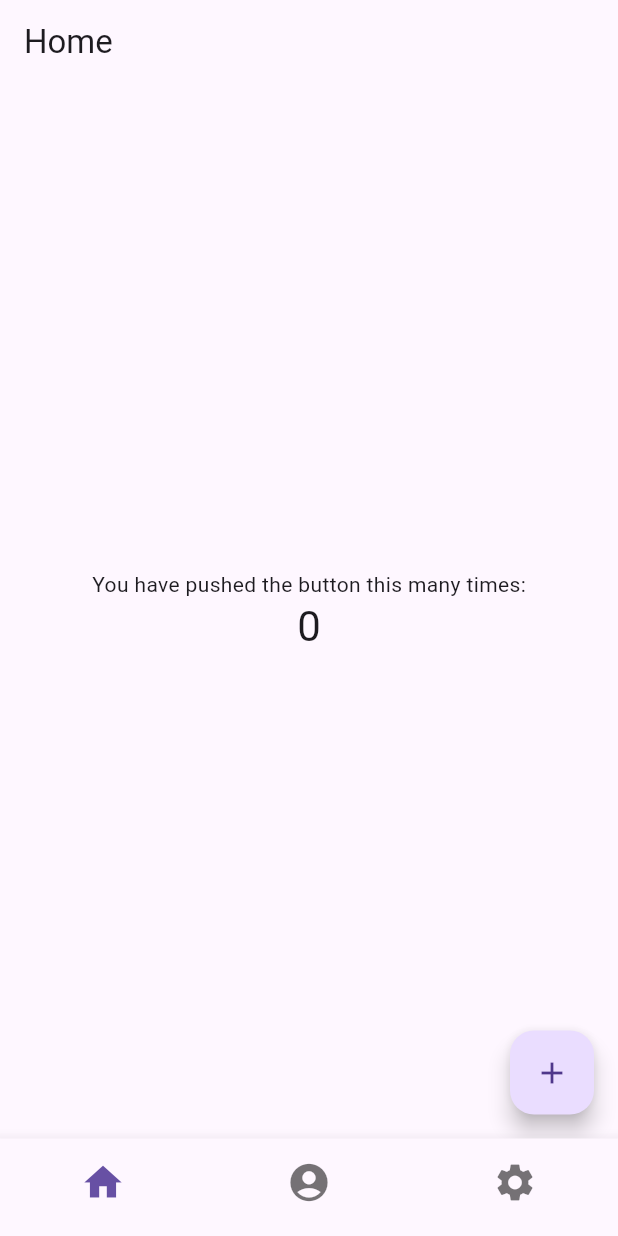
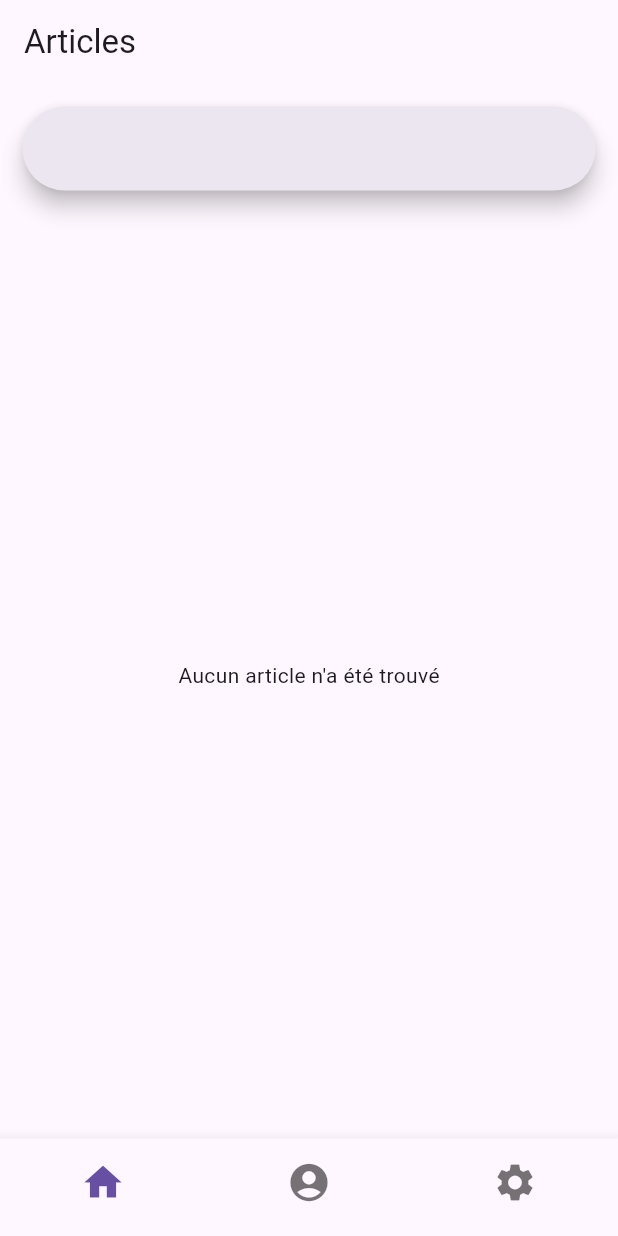
Before and after one commit to sturquier/thoth, a Flutter app: the screen it shows after launch, on a phone screen of 412 x 824 dp. Run offline on Flutter 3.47's test engine with Material 2 defaults, Android fonts, the light colour scheme and no system bars; our stand-ins replace firebase_core, firebase_database, go_router; accounts and stored records are empty; generated files the repository leaves out were written again.

Commit message:
Fetch articles & add basic list rendering

```diff
--- /dev/null
+++ b/lib/config/database.dart
@@ -0,0 +1,6 @@
+import 'package:firebase_database/firebase_database.dart';
+
+final DatabaseReference _databaseReference = FirebaseDatabase.instance.ref();
+
+final DatabaseReference articlesReference =
+    _databaseReference.child('articles');
--- a/lib/screens/home/home.dart
+++ b/lib/screens/home/home.dart
@@ -1,4 +1,7 @@
 import 'package:flutter/material.dart';
+import 'package:thoth/models/article.dart';
+import 'package:thoth/services/articles.dart';
+import 'package:thoth/widgets/input/input.dart';
 
 class HomeScreen extends StatefulWidget {
   const HomeScreen({super.key});
@@ -8,38 +11,64 @@ class HomeScreen extends StatefulWidget {
 }
 
 class _HomeScreenState extends State<HomeScreen> {
-  int _counter = 0;
+  late Future<List<Article>> _articles;
+  String _search = '';
 
-  void _incrementCounter() {
-    setState(() {
-      _counter++;
-    });
+  @override
+  void initState() {
+    super.initState();
+    _articles = fetchArticles();
+  }
+
+  List<Article> _filteredArticles(List<Article> articles) {
+    return articles
+        .where((Article article) =>
+            article.title.toLowerCase().contains(_search.toLowerCase()))
+        .toList();
   }
 
   @override
   Widget build(BuildContext context) {
     return Scaffold(
-      appBar: AppBar(
-        title: const Text('Home'),
-      ),
-      body: Center(
-        child: Column(
-          mainAxisAlignment: MainAxisAlignment.center,
-          children: <Widget>[
-            const Text(
-              'You have pushed the button this many times:',
+      appBar: AppBar(title: const Text('Articles')),
+      body: Column(
+        children: [
+          Padding(
+            padding: const EdgeInsets.all(15.0),
+            child: InputSearchWidget(
+                onChangedCallback: (String? value) =>
+                    setState(() => _search = value!)),
+          ),
+          Expanded(
+            child: FutureBuilder<List<Article>>(
+              future: _articles,
+              builder: (BuildContext context,
+                  AsyncSnapshot<List<Article>> snapshot) {
+                if (snapshot.connectionState == ConnectionState.waiting) {
+                  return const Center(child: CircularProgressIndicator());
+                } else if (!snapshot.hasData || snapshot.data!.isEmpty) {
+                  // TODO : handle when no article in DB
+                  return const Center(
+                      child: Text("Aucun article n'a été trouvé"));
+                } else {
+                  // TODO : handle when no article when searching
+                  return ListView.builder(
+                    padding: const EdgeInsets.symmetric(horizontal: 15),
+                    itemCount: _filteredArticles(snapshot.data!).length,
+                    itemBuilder: (BuildContext context, int index) {
+                      return Card(
+                        child: Center(
+                          child: Text(
+                              _filteredArticles(snapshot.data!)[index].title),
+                        ),
+                      );
+                    },
+                  );
+                }
+              },
             ),
-            Text(
-              '$_counter',
-              style: Theme.of(context).textTheme.headlineMedium,
-            ),
-          ],
-        ),
-      ),
-      floatingActionButton: FloatingActionButton(
-        onPressed: _incrementCounter,
-        tooltip: 'Increment',
-        child: const Icon(Icons.add),
+          ),
+        ],
       ),
     );
   }
--- a/lib/screens/settings/settings.dart
+++ b/lib/screens/settings/settings.dart
@@ -80,7 +80,7 @@ class _SettingsScreenState extends State<SettingsScreen> {
                   child: ListView.builder(
                 itemCount: websites.length,
                 itemBuilder: (BuildContext context, int index) {
-                  final website = websites[index];
+                  final Website website = websites[index];
 
                   return Row(children: [
                     Expanded(
--- /dev/null
+++ b/lib/services/articles.dart
@@ -0,0 +1,17 @@
+import 'package:firebase_database/firebase_database.dart';
+import 'package:thoth/config/database.dart';
+import 'package:thoth/models/article.dart';
+
+Future<List<Article>> fetchArticles() async {
+  final List<Article> articles = [];
+  final DatabaseEvent event = await articlesReference.once();
+
+  Iterable<DataSnapshot> snapshots = event.snapshot.children;
+
+  for (DataSnapshot snapshot in snapshots) {
+    articles.add(
+        Article.fromJson(Map<String, dynamic>.from(snapshot.value as dynamic)));
+  }
+
+  return articles;
+}
--- a/lib/services/crawlers.dart
+++ b/lib/services/crawlers.dart
@@ -1,12 +1,10 @@
-import 'package:firebase_database/firebase_database.dart';
 import 'package:html/dom.dart';
 import 'package:html/parser.dart' as parser;
 import 'package:http/http.dart' as http;
+import 'package:thoth/config/database.dart';
 import 'package:thoth/config/websites.dart';
 import 'package:thoth/models/article.dart';
 import 'package:thoth/models/website.dart';
-
-final databaseReference = FirebaseDatabase.instance.ref();
 
 Future<bool> crawlLogRocket() async {
   final List<Article> articles = [];
@@ -42,7 +40,7 @@ Future<bool> crawlLogRocket() async {
     if (articles.isEmpty) return false;
 
     for (Article article in articles) {
-      databaseReference.child('articles').push().set(article.toJson());
+      articlesReference.push().set(article.toJson());
     }
 
     return true;
--- /dev/null
+++ b/lib/widgets/input/input.dart
@@ -0,0 +1,30 @@
+import 'package:flutter/material.dart';
+
+class InputSearchWidget extends StatefulWidget {
+  final void Function(String?) onChangedCallback;
+
+  const InputSearchWidget({Key? key, required this.onChangedCallback})
+      : super(key: key);
+
+  @override
+  State<InputSearchWidget> createState() => _InputSearchWidgetState();
+}
+
+class _InputSearchWidgetState extends State<InputSearchWidget> {
+  final TextEditingController _searchController = TextEditingController();
+
+  @override
+  void dispose() {
+    _searchController.dispose();
+
+    super.dispose();
+  }
+
+  @override
+  Widget build(BuildContext context) {
+    return SearchBar(
+      controller: _searchController,
+      onChanged: widget.onChangedCallback,
+    );
+  }
+}
--- a/lib/widgets/navbar/navbar.dart
+++ b/lib/widgets/navbar/navbar.dart
@@ -24,7 +24,7 @@ class _ScaffoldWithNavbarWidgetState extends State<ScaffoldWithNavbarWidget> {
 
   int _calculateSelectedIndex(BuildContext context) {
     final String location = GoRouterState.of(context).uri.toString();
-    final index = routes.indexWhere((route) => route.path == location);
+    final int index = routes.indexWhere((route) => route.path == location);
 
     return index != -1 ? index : 0;
   }
```
